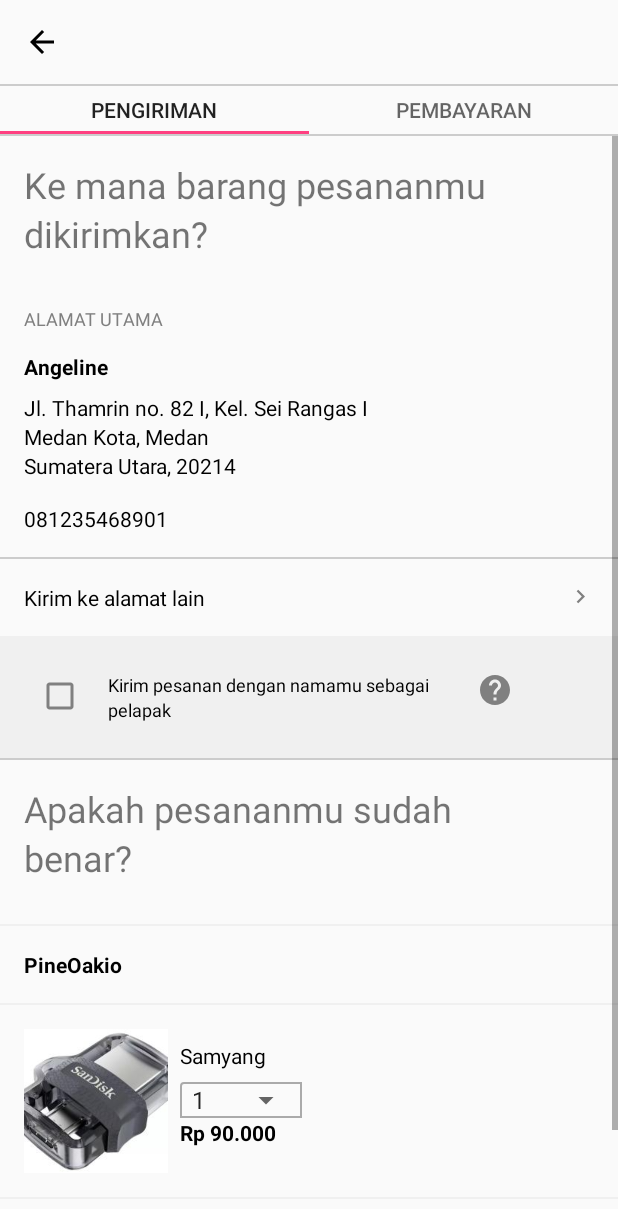
After one commit to kwantz/Mikroskil-Mobile-Dasar, an Android app: the DeliveryActivity screen opened directly, with no data from a screen before it, on a phone screen of 412 x 824 dp. The commit adds this screen. Shown: the top 1209 px of the screen. Run offline under Robolectric (Android 15) with nearby library versions, the phone set to English and light mode, and no system bars.

Commit message:
Fitur Pengiriman (Not finished yet)

```diff
--- a/app/src/main/AndroidManifest.xml
+++ b/app/src/main/AndroidManifest.xml
@@ -21,8 +21,10 @@
         <activity
             android:name=".HomepageActivity"
             android:label="@string/title_activity_homepage" />
-        <activity android:name=".SearchActivity"
-            android:windowSoftInputMode="stateVisible"></activity>
+        <activity
+            android:name=".SearchActivity"
+            android:windowSoftInputMode="stateVisible" />
+        <activity android:name=".DeliveryActivity"></activity>
     </application>
 
 </manifest>
--- /dev/null
+++ b/app/src/main/java/com/example/kwantz/mobiledasar/DeliveryActivity.java
@@ -0,0 +1,31 @@
+package com.example.kwantz.mobiledasar;
+
+import android.support.design.widget.TabLayout;
+import android.support.v7.app.AppCompatActivity;
+import android.os.Bundle;
+import android.widget.ArrayAdapter;
+import android.widget.Spinner;
+import android.widget.TextView;
+
+public class DeliveryActivity extends AppCompatActivity {
+
+    @Override
+    protected void onCreate(Bundle savedInstanceState) {
+        super.onCreate(savedInstanceState);
+        setContentView(R.layout.activity_delivery);
+
+        Spinner numSpinner = (Spinner) findViewById(R.id.order_quantity);
+        Spinner deliverySpinner = (Spinner) findViewById(R.id.delivery_service);
+        // Create an ArrayAdapter using the string array and a default spinner layout
+        ArrayAdapter<CharSequence> adapter = ArrayAdapter.createFromResource(this,
+                R.array.quantity_array, android.R.layout.simple_spinner_item);
+        ArrayAdapter<CharSequence> adapter2 = ArrayAdapter.createFromResource(this,
+                R.array.delivery_array, android.R.layout.simple_spinner_item);
+        // Specify the layout to use when the list of choices appears
+        adapter.setDropDownViewResource(android.R.layout.simple_spinner_dropdown_item);
+        adapter2.setDropDownViewResource(android.R.layout.simple_spinner_dropdown_item);
+        // Apply the adapter to the spinner
+        numSpinner.setAdapter(adapter);
+        deliverySpinner.setAdapter(adapter2);
+    }
+}
--- a/app/src/main/java/com/example/kwantz/mobiledasar/Fragment/KeranjangFragment.java
+++ b/app/src/main/java/com/example/kwantz/mobiledasar/Fragment/KeranjangFragment.java
@@ -1,13 +1,16 @@
 package com.example.kwantz.mobiledasar.Fragment;
 
 import android.content.Context;
+import android.content.Intent;
 import android.net.Uri;
 import android.os.Bundle;
 import android.support.v4.app.Fragment;
 import android.view.LayoutInflater;
 import android.view.View;
 import android.view.ViewGroup;
+import android.widget.Button;
 
+import com.example.kwantz.mobiledasar.DeliveryActivity;
 import com.example.kwantz.mobiledasar.R;
 
 public class KeranjangFragment extends Fragment {
@@ -19,6 +22,19 @@ public class KeranjangFragment extends Fragment {
     @Override
     public View onCreateView(LayoutInflater inflater, ViewGroup container, Bundle savedInstanceState) {
         // Inflate the layout for this fragment
-        return inflater.inflate(R.layout.fragment_keranjang, container, false);
+        //return inflater.inflate(R.layout.fragment_keranjang, container, false);
+        View rootView = inflater.inflate(R.layout.fragment_keranjang, container, false);
+
+        Button btnLanjut = (Button) rootView.findViewById(R.id.btn_lanjut);
+        btnLanjut.setOnClickListener(new View.OnClickListener() {
+            @Override
+            public void onClick(View view) {
+                Intent intent = new Intent(getActivity(), DeliveryActivity.class);
+                startActivity(intent);
+            }
+        });
+
+        return rootView;
     }
+
 }
--- /dev/null
+++ b/app/src/main/res/drawable/ic_arrow_back_24dp.xml
@@ -0,0 +1,9 @@
+<vector xmlns:android="http://schemas.android.com/apk/res/android"
+    android:width="24dp"
+    android:height="24dp"
+    android:viewportWidth="24.0"
+    android:viewportHeight="24.0">
+    <path
+        android:fillColor="@color/black"
+        android:pathData="M20,11H7.83l5.59,-5.59L12,4l-8,8 8,8 1.41,-1.41L7.83,13H20v-2z"/>
+</vector>
--- /dev/null
+++ b/app/src/main/res/drawable/ic_arrow_drop_down_black_24dp.xml
@@ -0,0 +1,9 @@
+<vector xmlns:android="http://schemas.android.com/apk/res/android"
+        android:width="24dp"
+        android:height="24dp"
+        android:viewportWidth="24.0"
+        android:viewportHeight="24.0">
+    <path
+        android:fillColor="#FF000000"
+        android:pathData="M7,10l5,5 5,-5z"/>
+</vector>
--- /dev/null
+++ b/app/src/main/res/drawable/ic_chevron_right.xml
@@ -0,0 +1,9 @@
+<vector xmlns:android="http://schemas.android.com/apk/res/android"
+    android:width="18dp"
+    android:height="18dp"
+    android:viewportWidth="24.0"
+    android:viewportHeight="24.0">
+    <path
+        android:fillColor="#808080"
+        android:pathData="M10,6L8.59,7.41 13.17,12l-4.58,4.59L10,18l6,-6z"/>
+</vector>
--- /dev/null
+++ b/app/src/main/res/drawable/ic_help_black_24dp.xml
@@ -0,0 +1,9 @@
+<vector xmlns:android="http://schemas.android.com/apk/res/android"
+        android:width="24dp"
+        android:height="24dp"
+        android:viewportWidth="24.0"
+        android:viewportHeight="24.0">
+    <path
+        android:fillColor="@color/grey"
+        android:pathData="M12,2C6.48,2 2,6.48 2,12s4.48,10 10,10 10,-4.48 10,-10S17.52,2 12,2zM13,19h-2v-2h2v2zM15.07,11.25l-0.9,0.92C13.45,12.9 13,13.5 13,15h-2v-0.5c0,-1.1 0.45,-2.1 1.17,-2.83l1.24,-1.26c0.37,-0.36 0.59,-0.86 0.59,-1.41 0,-1.1 -0.9,-2 -2,-2s-2,0.9 -2,2L8,9c0,-2.21 1.79,-4 4,-4s4,1.79 4,4c0,0.88 -0.36,1.68 -0.93,2.25z"/>
+</vector>
--- /dev/null
+++ b/app/src/main/res/layout/activity_delivery.xml
@@ -0,0 +1,298 @@
+<?xml version="1.0" encoding="utf-8"?>
+<LinearLayout xmlns:android="http://schemas.android.com/apk/res/android"
+    xmlns:app="http://schemas.android.com/apk/res-auto"
+    xmlns:tools="http://schemas.android.com/tools"
+    android:layout_width="match_parent"
+    android:layout_height="match_parent"
+    android:orientation="vertical"
+    tools:context="com.example.kwantz.mobiledasar.DeliveryActivity">
+    <LinearLayout
+        android:layout_width="match_parent"
+        android:layout_height="wrap_content"
+        android:orientation="horizontal"
+        android:padding="16dp">
+        <ImageView
+            android:layout_width="wrap_content"
+            android:layout_height="wrap_content"
+            android:clickable="true"
+            app:srcCompat="@drawable/ic_arrow_back_24dp" />
+    </LinearLayout>
+    <TextView
+        android:layout_width="match_parent"
+        android:layout_height="1dp"
+        android:background="@color/pending"/>
+    <android.support.design.widget.TabLayout
+        android:id="@+id/tabLayout"
+        android:layout_width="match_parent"
+        android:layout_height="32dp">
+        <android.support.design.widget.TabItem
+            android:layout_width="wrap_content"
+            android:layout_height="match_parent"
+            android:text="PENGIRIMAN"/>
+        <android.support.design.widget.TabItem
+            android:layout_width="wrap_content"
+            android:layout_height="match_parent"
+            android:text="PEMBAYARAN"/>
+    </android.support.design.widget.TabLayout>
+    <TextView
+        android:layout_width="match_parent"
+        android:layout_height="1dp"
+        android:background="@color/pending"/>
+
+    <ScrollView
+        android:layout_width="match_parent"
+        android:layout_height="wrap_content">
+
+        <LinearLayout
+            android:layout_width="match_parent"
+            android:layout_height="wrap_content"
+            android:orientation="vertical">
+
+            <TextView
+                android:layout_width="match_parent"
+                android:layout_height="wrap_content"
+                android:paddingLeft="16dp"
+                android:paddingRight="16dp"
+                android:paddingTop="16dp"
+                android:text="Ke mana barang pesananmu"
+                android:textSize="24sp" />
+
+            <TextView
+                android:layout_width="match_parent"
+                android:layout_height="wrap_content"
+                android:paddingLeft="16dp"
+                android:paddingRight="16dp"
+                android:text="dikirimkan?"
+                android:textSize="24sp" />
+
+            <LinearLayout
+                android:layout_width="match_parent"
+                android:layout_height="wrap_content"
+                android:orientation="vertical"
+                android:padding="16dp">
+
+                <TextView
+                    android:layout_width="match_parent"
+                    android:layout_height="wrap_content"
+                    android:paddingTop="16dp"
+                    android:text="ALAMAT UTAMA"
+                    android:textColor="@color/grey"
+                    android:textSize="12sp" />
+
+                <TextView
+                    android:layout_width="match_parent"
+                    android:layout_height="wrap_content"
+                    android:paddingTop="14dp"
+                    android:text="Angeline"
+                    android:textColor="@color/black"
+                    android:textStyle="bold" />
+
+                <TextView
+                    android:layout_width="match_parent"
+                    android:layout_height="wrap_content"
+                    android:paddingTop="8dp"
+                    android:text="Jl. Thamrin no. 82 I, Kel. Sei Rangas I"
+                    android:textColor="@color/black" />
+
+                <TextView
+                    android:layout_width="match_parent"
+                    android:layout_height="wrap_content"
+                    android:text="Medan Kota, Medan"
+                    android:textColor="@color/black" />
+
+                <TextView
+                    android:layout_width="match_parent"
+                    android:layout_height="wrap_content"
+                    android:text="Sumatera Utara, 20214"
+                    android:textColor="@color/black" />
+
+                <TextView
+                    android:layout_width="match_parent"
+                    android:layout_height="wrap_content"
+                    android:paddingTop="16dp"
+                    android:text="081235468901"
+                    android:textColor="@color/black" />
+            </LinearLayout>
+
+            <TextView
+                android:layout_width="match_parent"
+                android:layout_height="1dp"
+                android:background="@color/pending" />
+
+            <LinearLayout
+                android:layout_width="match_parent"
+                android:layout_height="wrap_content"
+                android:clickable="true"
+                android:orientation="horizontal">
+
+                <TextView
+                    android:layout_width="0dp"
+                    android:layout_height="wrap_content"
+                    android:layout_weight="1"
+                    android:padding="16dp"
+                    android:text="Kirim ke alamat lain"
+                    android:textColor="@color/black" />
+
+                <ImageView
+                    android:layout_width="wrap_content"
+                    android:layout_height="wrap_content"
+                    android:layout_margin="16dp"
+                    app:srcCompat="@drawable/ic_chevron_right" />
+            </LinearLayout>
+
+            <LinearLayout
+                android:layout_width="match_parent"
+                android:layout_height="wrap_content"
+                android:background="@color/lightGrey"
+                android:orientation="horizontal"
+                android:padding="24dp">
+
+                <CheckBox
+                    android:layout_width="wrap_content"
+                    android:layout_height="wrap_content"
+                    android:buttonTint="@color/grey" />
+
+                <LinearLayout
+                    android:layout_width="wrap_content"
+                    android:layout_height="wrap_content"
+                    android:layout_marginLeft="16dp"
+                    android:orientation="vertical">
+
+                    <TextView
+                        android:layout_width="match_parent"
+                        android:layout_height="wrap_content"
+                        android:text="Kirim pesanan dengan namamu sebagai"
+                        android:textColor="@color/black"
+                        android:textSize="12sp" />
+
+                    <TextView
+                        android:layout_width="match_parent"
+                        android:layout_height="wrap_content"
+                        android:text="pelapak"
+                        android:textColor="@color/black"
+                        android:textSize="12sp" />
+                </LinearLayout>
+
+                <ImageView
+                    android:layout_width="wrap_content"
+                    android:layout_height="wrap_content"
+                    android:layout_marginLeft="32dp"
+                    android:clickable="true"
+                    app:srcCompat="@drawable/ic_help_black_24dp" />
+            </LinearLayout>
+
+            <TextView
+                android:layout_width="match_parent"
+                android:layout_height="1dp"
+                android:background="@color/pending" />
+
+            <LinearLayout
+                android:layout_width="match_parent"
+                android:layout_height="wrap_content"
+                android:orientation="vertical"
+                android:padding="16dp">
+
+                <TextView
+                    android:layout_width="match_parent"
+                    android:layout_height="wrap_content"
+                    android:text="Apakah pesananmu sudah"
+                    android:textSize="24sp" />
+
+                <TextView
+                    android:layout_width="match_parent"
+                    android:layout_height="wrap_content"
+                    android:paddingBottom="12dp"
+                    android:text="benar?"
+                    android:textSize="24sp" />
+            </LinearLayout>
+
+            <TextView
+                android:layout_width="match_parent"
+                android:layout_height="1dp"
+                android:background="@color/lightGrey" />
+
+            <TextView
+                android:layout_width="match_parent"
+                android:layout_height="wrap_content"
+                android:padding="16dp"
+                android:text="PineOakio"
+                android:textColor="@color/black"
+                android:textStyle="bold" />
+
+            <TextView
+                android:layout_width="match_parent"
+                android:layout_height="1dp"
+                android:background="@color/lightGrey" />
+
+            <LinearLayout
+                android:layout_width="match_parent"
+                android:layout_height="wrap_content"
+                android:orientation="horizontal"
+                android:padding="16dp">
+
+                <ImageView
+                    android:layout_width="96dp"
+                    android:layout_height="96dp"
+                    android:src="@drawable/produk7" />
+
+                <LinearLayout
+                    android:layout_width="match_parent"
+                    android:layout_height="wrap_content"
+                    android:orientation="vertical"
+                    android:padding="8dp">
+
+                    <TextView
+                        android:layout_width="match_parent"
+                        android:layout_height="wrap_content"
+                        android:paddingBottom="8dp"
+                        android:text="Samyang"
+                        android:textColor="@color/black"
+                        android:textSize="14sp" />
+
+                    <LinearLayout
+                        android:layout_width="wrap_content"
+                        android:layout_height="wrap_content"
+                        android:background="@drawable/border_background">
+
+                        <Spinner
+                            android:id="@+id/order_quantity"
+                            android:layout_width="fill_parent"
+                            android:layout_height="wrap_content" />
+                    </LinearLayout>
+
+                    <TextView
+                        android:layout_width="match_parent"
+                        android:layout_height="wrap_content"
+                        android:text="Rp 90.000"
+                        android:textColor="@color/black"
+                        android:textSize="14sp"
+                        android:textStyle="bold" />
+                </LinearLayout>
+            </LinearLayout>
+            <TextView
+                android:layout_width="match_parent"
+                android:layout_height="1dp"
+                android:background="@color/lightGrey" />
+            <LinearLayout
+                android:layout_width="match_parent"
+                android:layout_height="wrap_content"
+                android:orientation="vertical"
+                android:padding="16dp">
+                <TextView
+                    android:layout_width="match_parent"
+                    android:layout_height="wrap_content"
+                    android:text="JASA PENGIRIMAN"
+                    android:textSize="12sp"
+                    android:textStyle="bold"
+                    android:padding="8dp"
+                    android:textColor="@color/black"/>
+                <Spinner
+                    android:id="@+id/delivery_service"
+                    android:padding="8dp"
+                    style="@style/Base.Widget.AppCompat.Spinner.Underlined"
+                    android:layout_width="fill_parent"
+                    android:layout_height="wrap_content" />
+            </LinearLayout>
+        </LinearLayout>
+    </ScrollView>
+</LinearLayout>
--- a/app/src/main/res/layout/fragment_keranjang.xml
+++ b/app/src/main/res/layout/fragment_keranjang.xml
@@ -20,4 +20,19 @@
             android:layout_height="wrap_content"
             android:text="Keranjang Belanja"/>
     </LinearLayout>
+    <LinearLayout
+        android:layout_width="match_parent"
+        android:layout_height="wrap_content"
+        android:orientation="vertical"
+        android:padding="8dp">
+        <Button
+            android:layout_width="match_parent"
+            android:layout_height="wrap_content"
+            android:text="Bayar"
+            android:textAllCaps="false"
+            android:textColor="@color/white"
+            android:background="@color/blPink"
+            android:id="@+id/btn_lanjut"
+            android:layout_gravity="center"/>
+    </LinearLayout>
 </LinearLayout>
--- a/app/src/main/res/values/colors.xml
+++ b/app/src/main/res/values/colors.xml
@@ -8,4 +8,7 @@
     <color name="white">#fff</color>
     <color name="finish">#87d25f</color>
     <color name="pending">#ccc</color>
+    <color name="grey">#808080</color>
+    <color name="lightGrey">#F0F0F0</color>
+    <color name="black">#000000</color>
 </resources>
--- a/app/src/main/res/values/strings.xml
+++ b/app/src/main/res/values/strings.xml
@@ -6,6 +6,37 @@
     <string name="title_keranjang">Keranjang</string>
     <string name="title_transaksi">Transaksi</string>
     <string name="title_akun">Akun</string>
+    <string-array name="quantity_array">
+        <item>1</item>
+        <item>2</item>
+        <item>3</item>
+        <item>4</item>
+        <item>5</item>
+        <item>6</item>
+        <item>7</item>
+        <item>8</item>
+        <item>9</item>
+        <item>10</item>
+        <item>11</item>
+        <item>12</item>
+        <item>13</item>
+        <item>14</item>
+        <item>15</item>
+        <item>16</item>
+        <item>17</item>
+        <item>18</item>
+        <item>19</item>
+        <item>20</item>
+    </string-array>
+
+    <string-array name="delivery_array">
+        <item>Pos Kilat Khusus (4 hari kerja) - Rp28.785</item>
+        <item>Pos Next Day (1 hari kerja) - Rp38.885</item>
+        <item>JNE REG (2 hari kerja) - Rp30.000</item>
+        <item>JNE YES (1 hari kerja) - Rp40.000</item>
+        <item>TIKI Reg (2 hari kerja) - Rp29.000</item>
+        <item>TIKI ONS (1 hari kerja) - Rp38.000</item>
+    </string-array>
 
     <!-- TODO: Remove or change this placeholder text -->
     <string name="hello_blank_fragment">Hello blank fragment</string>
```
